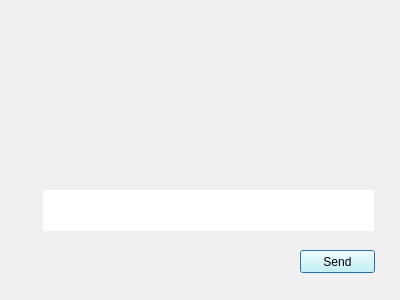
Old version of the form TrialClient/dialog.ui in the repository AnastasiaKoshel/Chat.
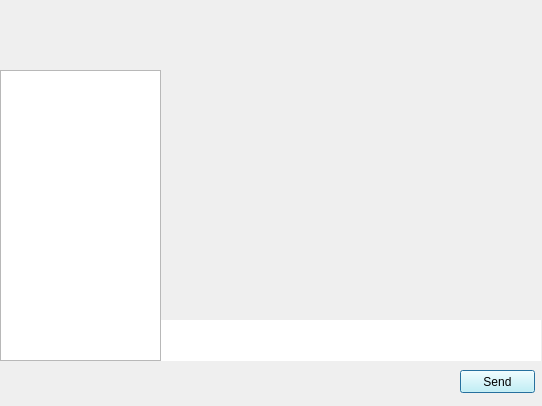
New version of the form.

```diff
--- a/TrialClient/dialog.ui
+++ b/TrialClient/dialog.ui
@@ -6,8 +6,8 @@
    <rect>
     <x>0</x>
     <y>0</y>
-    <width>400</width>
-    <height>300</height>
+    <width>542</width>
+    <height>406</height>
    </rect>
   </property>
   <property name="windowTitle">
@@ -40,9 +40,9 @@
   <widget class="QTextEdit" name="textEdit">
    <property name="geometry">
     <rect>
-     <x>43</x>
-     <y>190</y>
-     <width>331</width>
+     <x>160</x>
+     <y>320</y>
+     <width>381</width>
      <height>41</height>
     </rect>
    </property>
@@ -50,8 +50,8 @@
   <widget class="QPushButton" name="sendButton">
    <property name="geometry">
     <rect>
-     <x>300</x>
-     <y>250</y>
+     <x>460</x>
+     <y>370</y>
      <width>75</width>
      <height>23</height>
     </rect>
@@ -63,10 +63,10 @@
   <widget class="QLabel" name="label">
    <property name="geometry">
     <rect>
-     <x>50</x>
-     <y>30</y>
-     <width>151</width>
-     <height>161</height>
+     <x>160</x>
+     <y>70</y>
+     <width>191</width>
+     <height>251</height>
     </rect>
    </property>
    <property name="text">
@@ -82,10 +82,10 @@
   <widget class="QLabel" name="labelYourMessage">
    <property name="geometry">
     <rect>
-     <x>200</x>
-     <y>30</y>
-     <width>171</width>
-     <height>161</height>
+     <x>350</x>
+     <y>70</y>
+     <width>191</width>
+     <height>251</height>
     </rect>
    </property>
    <property name="text">
@@ -95,6 +95,16 @@
     <set>Qt::AlignBottom|Qt::AlignRight|Qt::AlignTrailing</set>
    </property>
   </widget>
+  <widget class="QListWidget" name="listWidget">
+   <property name="geometry">
+    <rect>
+     <x>0</x>
+     <y>70</y>
+     <width>161</width>
+     <height>291</height>
+    </rect>
+   </property>
+  </widget>
  </widget>
  <resources/>
  <connections/>
```
